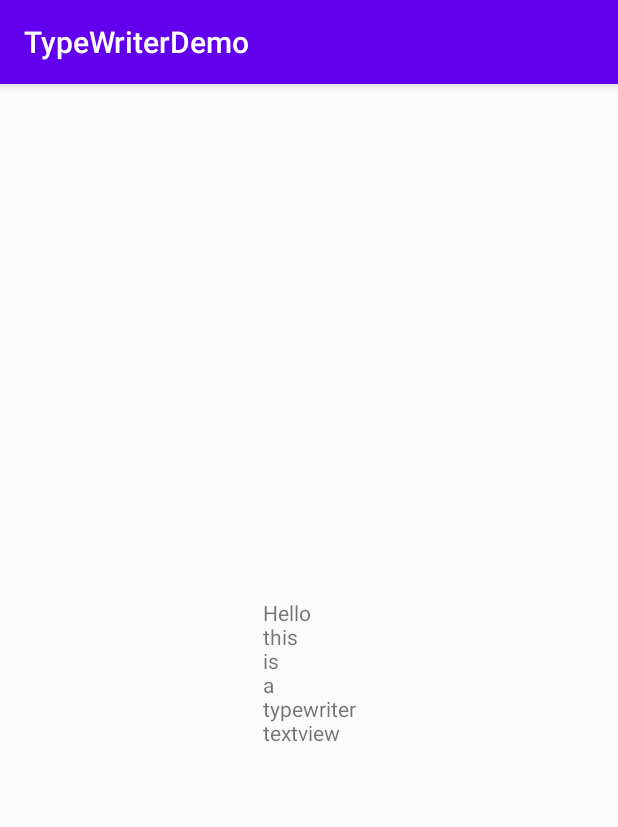
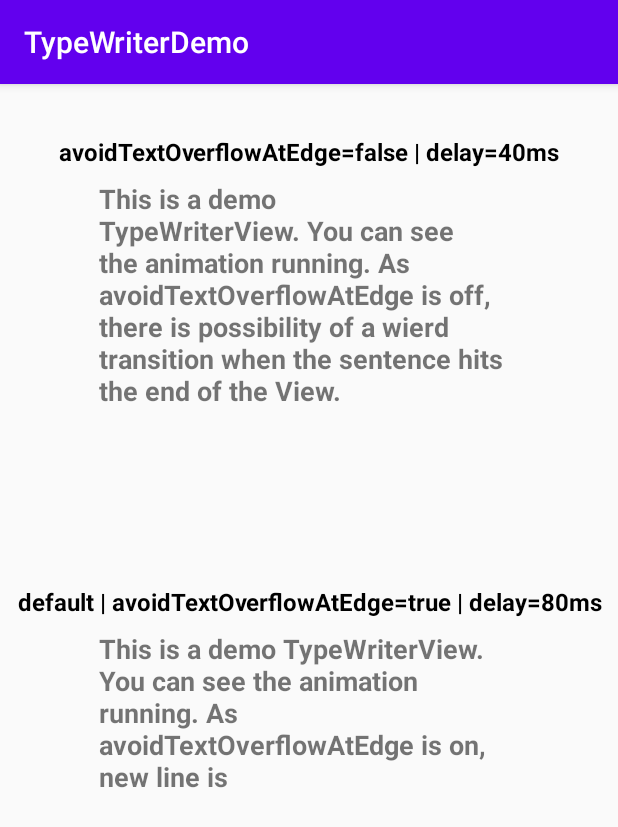
Before and after one commit to NitishGadangi/TypeWriter-TextView, an Android app: the screen it shows after launch (MainActivity), on a phone screen of 412 x 824 dp. Shown: the top 827 px of the screen. Run offline under Robolectric (Android 15) with nearby library versions, the phone set to English and light mode, and no system bars.

Commit message:
add new demo layout

```diff
--- a/app/build.gradle
+++ b/app/build.gradle
@@ -30,5 +30,5 @@ dependencies {
     androidTestImplementation 'androidx.test.ext:junit:1.1.2'
     androidTestImplementation 'androidx.test.espresso:espresso-core:3.3.0'
 
-    implementation 'com.github.NitishGadangi:TypeWriter-TextView:v1.1'
+    implementation 'com.github.NitishGadangi:TypeWriter-TextView:v1.3'
 }
--- a/app/src/main/java/com/nitish/typewriterdemo/MainActivity.java
+++ b/app/src/main/java/com/nitish/typewriterdemo/MainActivity.java
@@ -3,12 +3,14 @@ package com.nitish.typewriterdemo;
 import androidx.appcompat.app.AppCompatActivity;
 
 import android.os.Bundle;
+import android.view.ViewTreeObserver;
 
 import com.nitish.typewriterview.TypeWriterView;
 
 public class MainActivity extends AppCompatActivity {
 
     TypeWriterView typeWriterView;
+    TypeWriterView typeWriterView2;
 
     @Override
     protected void onCreate(Bundle savedInstanceState) {
@@ -16,6 +18,17 @@ public class MainActivity extends AppCompatActivity {
         setContentView(R.layout.activity_main);
 
         typeWriterView = findViewById(R.id.typeWriterView);
-        typeWriterView.animateText("Hello this is a typewriter textview");
+        typeWriterView.avoidTextOverflowAtEdge(false); //explicitly disable  avoidTextOverflowAtEdge -> will give you weird animation at edges of view
+        typeWriterView.animateText("This is a demo TypeWriterView. You can see the animation running. " +
+                "As avoidTextOverflowAtEdge is off, " +
+                "there is possibility of a wierd transition when the sentence hits the end of the View.");
+
+        typeWriterView2 = findViewById(R.id.typeWriterView2);
+        typeWriterView2.setCharacterDelay(80); //explicitly set the delay
+        typeWriterView2.animateText("This is a demo TypeWriterView. You can see the animation running. " +
+                "As avoidTextOverflowAtEdge is on, new line is added as soon as the word is about to hit the end of the view. " +
+                "So animation will be super smooth.");
     }
+
+
 }
--- a/app/src/main/res/layout/activity_main.xml
+++ b/app/src/main/res/layout/activity_main.xml
@@ -8,12 +8,54 @@
 
     <com.nitish.typewriterview.TypeWriterView
         android:id="@+id/typeWriterView"
-        android:layout_width="wrap_content"
-        android:layout_height="wrap_content"
-        app:layout_constraintBottom_toBottomOf="parent"
+        android:layout_width="280dp"
+        android:layout_height="250dp"
+        android:layout_marginTop="64dp"
+        android:textSize="18sp"
+        android:textStyle="bold"
         app:layout_constraintEnd_toEndOf="parent"
         app:layout_constraintStart_toStartOf="parent"
         app:layout_constraintTop_toTopOf="parent" />
 
+    <com.nitish.typewriterview.TypeWriterView
+        android:id="@+id/typeWriterView2"
+        android:layout_width="280dp"
+        android:layout_height="250dp"
+        android:layout_marginTop="50dp"
+        android:textSize="18sp"
+        android:textStyle="bold"
+        app:layout_constraintEnd_toEndOf="parent"
+        app:layout_constraintStart_toStartOf="parent"
+        app:layout_constraintTop_toBottomOf="@+id/typeWriterView" />
+
+    <TextView
+        android:id="@+id/textView"
+        android:layout_width="wrap_content"
+        android:layout_height="wrap_content"
+        android:layout_marginBottom="8dp"
+        android:text="avoidTextOverflowAtEdge=false | delay=40ms"
+        android:textColor="@android:color/black"
+        android:textSize="16sp"
+        android:textStyle="bold"
+        app:layout_constraintBottom_toTopOf="@+id/typeWriterView"
+        app:layout_constraintEnd_toEndOf="parent"
+        app:layout_constraintStart_toStartOf="parent" />
+
+    <TextView
+        android:id="@+id/textView2"
+        android:layout_width="0dp"
+        android:layout_height="wrap_content"
+        android:layout_marginStart="8dp"
+        android:layout_marginEnd="8dp"
+        android:layout_marginBottom="8dp"
+        android:text="default | avoidTextOverflowAtEdge=true | delay=80ms"
+        android:textAlignment="center"
+        android:textColor="@android:color/black"
+        android:textSize="16sp"
+        android:textStyle="bold"
+        app:layout_constraintBottom_toTopOf="@+id/typeWriterView2"
+        app:layout_constraintEnd_toEndOf="parent"
+        app:layout_constraintStart_toStartOf="parent" />
+
 
 </androidx.constraintlayout.widget.ConstraintLayout>
```
